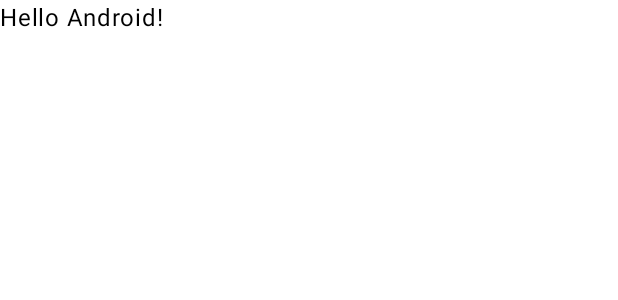
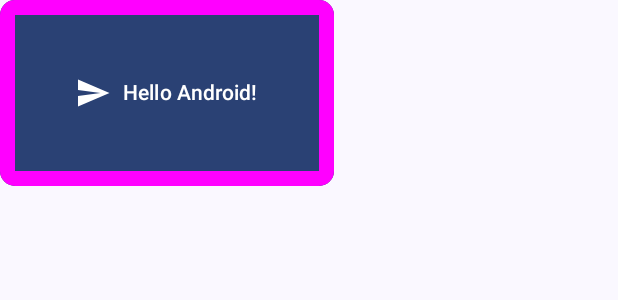
Before and after one commit to JangWoojun/Compose_UI, an Android app built with Jetpack Compose: the @Preview function GreetingPreview, on a phone screen of 412 x 824 dp. Shown: the top 300 px of the screen. Run offline under Robolectric (Android 15) with nearby library versions, the phone set to English and light mode, and no system bars.

Commit message:
2. Button 실습

```diff
--- a/app/src/main/java/com/seogaemo/compose_ui/MainActivity.kt
+++ b/app/src/main/java/com/seogaemo/compose_ui/MainActivity.kt
@@ -1,16 +1,31 @@
 package com.seogaemo.compose_ui
 
+import android.content.Context
 import android.os.Bundle
+import android.widget.Toast
 import androidx.activity.ComponentActivity
 import androidx.activity.compose.setContent
 import androidx.activity.enableEdgeToEdge
+import androidx.compose.foundation.BorderStroke
+import androidx.compose.foundation.layout.PaddingValues
+import androidx.compose.foundation.layout.Spacer
 import androidx.compose.foundation.layout.fillMaxSize
 import androidx.compose.foundation.layout.padding
+import androidx.compose.foundation.layout.size
+import androidx.compose.foundation.shape.RoundedCornerShape
+import androidx.compose.material.icons.Icons
+import androidx.compose.material.icons.filled.Send
+import androidx.compose.material.icons.outlined.Send
+import androidx.compose.material3.Button
+import androidx.compose.material3.ButtonDefaults
+import androidx.compose.material3.Icon
 import androidx.compose.material3.Scaffold
 import androidx.compose.material3.Text
 import androidx.compose.runtime.Composable
 import androidx.compose.ui.Modifier
+import androidx.compose.ui.graphics.Color
 import androidx.compose.ui.tooling.preview.Preview
+import androidx.compose.ui.unit.dp
 import com.seogaemo.compose_ui.ui.theme.Compose_UITheme
 
 class MainActivity : ComponentActivity() {
@@ -21,6 +36,7 @@ class MainActivity : ComponentActivity() {
             Compose_UITheme {
                 Scaffold(modifier = Modifier.fillMaxSize()) { innerPadding ->
                     Greeting(
+                        context = this,
                         name = "Android",
                         modifier = Modifier.padding(innerPadding)
                     )
@@ -31,17 +47,80 @@ class MainActivity : ComponentActivity() {
 }
 
 @Composable
-fun Greeting(name: String, modifier: Modifier = Modifier) {
-    Text(
-        text = "Hello $name!",
-        modifier = modifier
-    )
+fun Greeting(modifier: Modifier = Modifier, context: Context? = null, name: String,) {
+//    Button(onClick = {
+//        Toast.makeText(context, "버튼 클릭", Toast.LENGTH_SHORT).show()
+//    }, modifier = modifier) {
+//        Text(text = "Hello $name!")
+//    }
+
+//    Button(onClick = {
+//        Toast.makeText(context, "버튼 클릭", Toast.LENGTH_SHORT).show()
+//    }, modifier = modifier) {
+//        Icon(imageVector = Icons.Filled.Send, contentDescription = null)
+//        Text(text = "Hello $name!")
+//    }
+
+//    Button(onClick = {
+//        Toast.makeText(context, "버튼 클릭", Toast.LENGTH_SHORT).show()
+//    }, modifier = modifier) {
+//        Icon(imageVector = Icons.Filled.Send, contentDescription = null)
+//        Spacer(modifier = Modifier.size(ButtonDefaults.IconSpacing))
+//        Text(text = "Hello $name!")
+//    }
+
+//    Button(onClick = {
+//        Toast.makeText(context, "버튼 클릭", Toast.LENGTH_SHORT).show()
+//    }, modifier = modifier, enabled = false) {
+//        Icon(imageVector = Icons.Filled.Send, contentDescription = null)
+//        Spacer(modifier = Modifier.size(ButtonDefaults.IconSpacing))
+//        Text(text = "Hello $name!")
+//    }
+
+//    Button(onClick = {
+//        Toast.makeText(context, "버튼 클릭", Toast.LENGTH_SHORT).show()
+//    }, modifier = modifier, enabled = true, border = BorderStroke(10.dp, Color.Magenta)) {
+//        Icon(imageVector = Icons.Filled.Send, contentDescription = null)
+//        Spacer(modifier = Modifier.size(ButtonDefaults.IconSpacing))
+//        Text(text = "Hello $name!")
+//    }
+
+//    Button(onClick = {
+//        Toast.makeText(context, "버튼 클릭", Toast.LENGTH_SHORT).show()
+//    }, modifier = modifier,
+//        enabled = true,
+//        border = BorderStroke(10.dp, Color.Magenta),
+//        shape = RoundedCornerShape(10.dp)
+//    ) {
+//        Icon(imageVector = Icons.Filled.Send, contentDescription = null)
+//        Spacer(modifier = Modifier.size(ButtonDefaults.IconSpacing))
+//        Text(text = "Hello $name!")
+//    }
+
+    Button(onClick = {
+        Toast.makeText(context, "버튼 클릭", Toast.LENGTH_SHORT).show()
+    }, modifier = modifier,
+        enabled = true,
+        border = BorderStroke(10.dp, Color.Magenta),
+        shape = RoundedCornerShape(10.dp),
+        contentPadding = PaddingValues(50.dp)
+    ) {
+        Icon(imageVector = Icons.Filled.Send, contentDescription = null)
+        Spacer(modifier = Modifier.size(ButtonDefaults.IconSpacing))
+        Text(text = "Hello $name!")
+    }
+
 }
 
 @Preview(showBackground = true)
 @Composable
 fun GreetingPreview() {
     Compose_UITheme {
-        Greeting("Android")
+        Scaffold(modifier = Modifier.fillMaxSize()) { innerPadding ->
+            Greeting(
+                name = "Android",
+                modifier = Modifier.padding(innerPadding)
+            )
+        }
     }
 }
```
